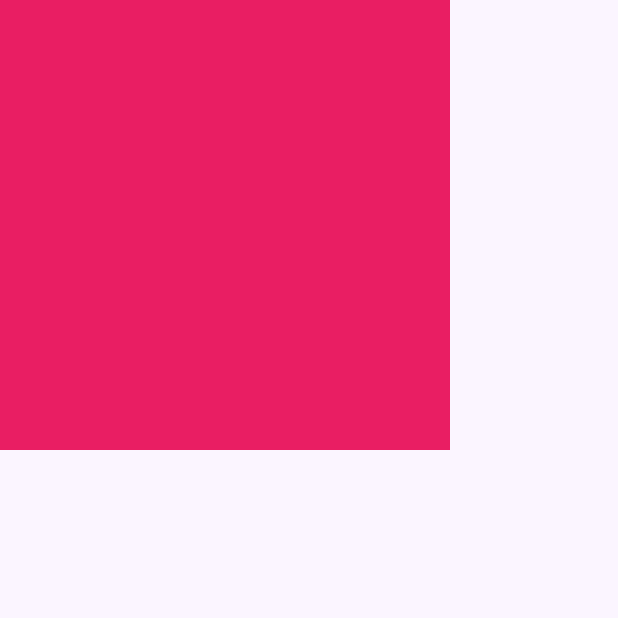
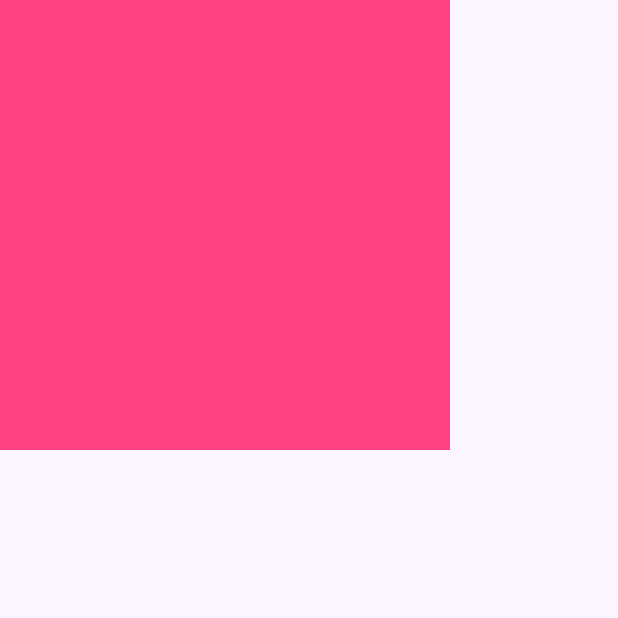
Before and after one commit to cparragatorres/flutter_codigo5_ui, a Flutter app: the screen it shows after launch, on a phone screen of 412 x 824 dp, the top half of it. Run offline on Flutter 3.47's test engine with Material 2 defaults, Android fonts, the phone set to English and light mode, and no system bars; our stand-ins replace flutter_svg, google_fonts.

Commit message:
Login2 2

```diff
--- a/lib/pages/login2_page.dart
+++ b/lib/pages/login2_page.dart
@@ -17,7 +17,7 @@ class Login2Page extends StatelessWidget {
                 height: 300,
                 width: 300,
                 decoration: BoxDecoration(
-                  color: Colors.pink,
+                  color: Colors.pinkAccent,
                 ),
               ),
             ],
```
